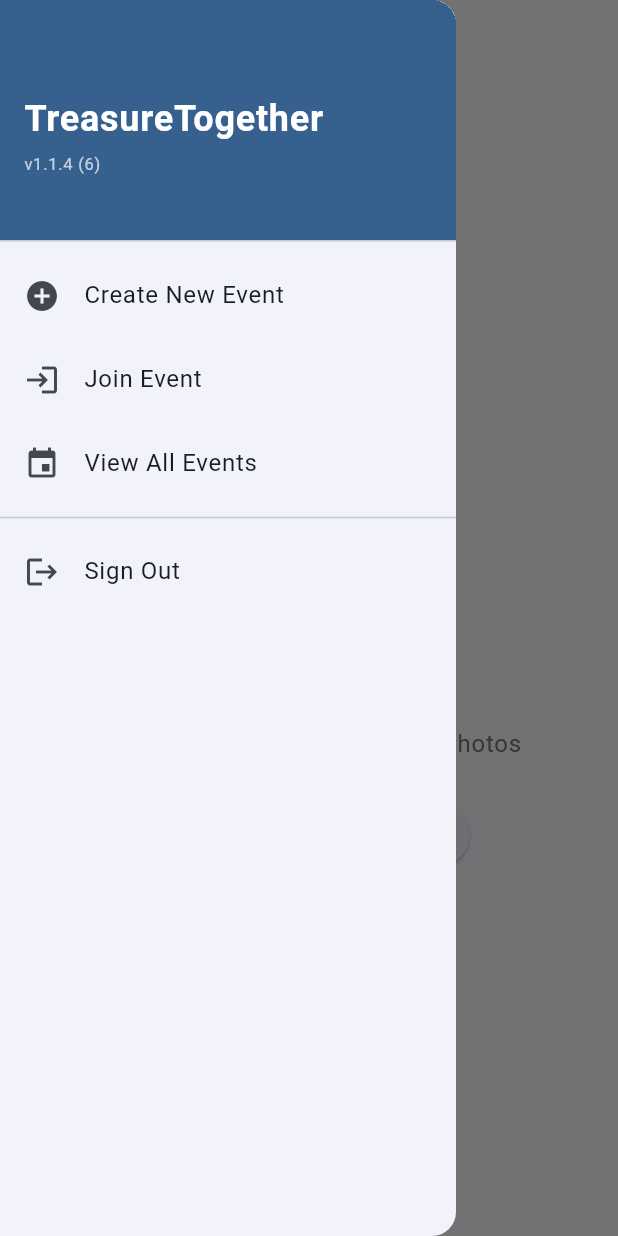
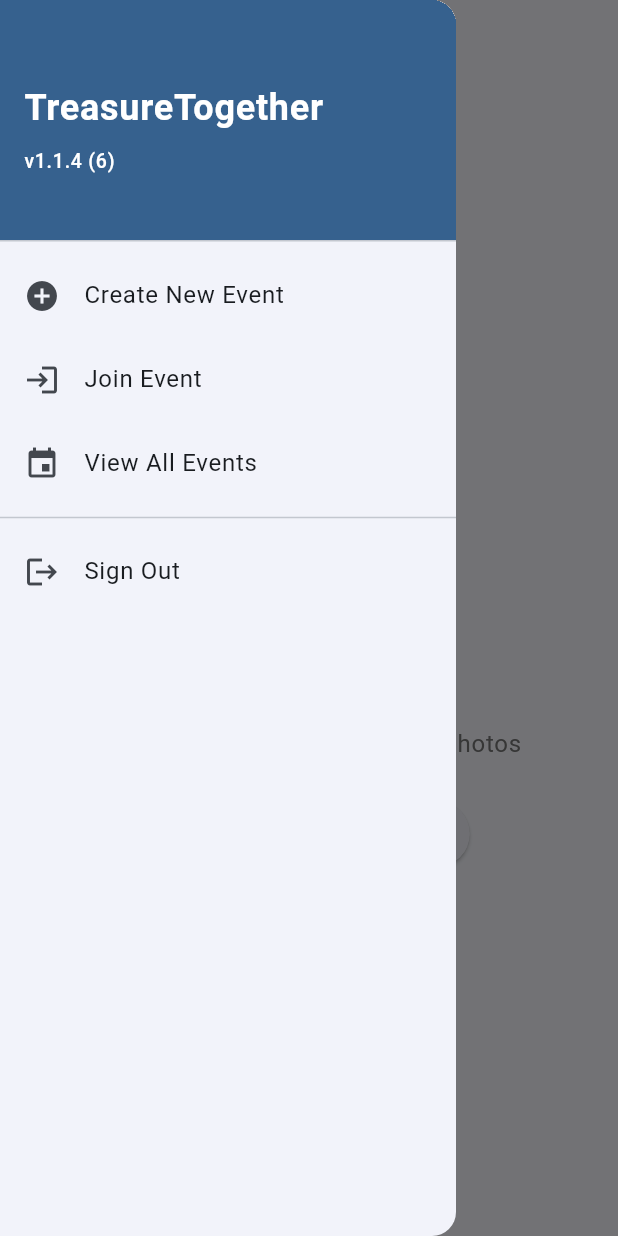
Before and after one commit to IanDowney11/TreasureTogether, a Flutter app: the screen it shows once a user with an empty profile is signed in, with the side drawer open, on a phone screen of 412 x 824 dp. Run offline on Flutter 3.47's test engine with Material 3 defaults, Android fonts, the phone set to English and light mode, and no system bars; our stand-ins replace cached_network_image, image_gallery_saver, image_picker, package_info_plus, permission_handler, shared_preferences and 1 more; accounts and stored records are empty.

Commit message:
Make version number always visible in drawer
- Version now shows even if PackageInfo fails to load
- Increased font size from 11 to 13px
- Changed color from white70 to white for better visibility
- Added font weight (w500) for emphasis
- Fallback shows v1.1.4 (6) • Web if PackageInfo doesn't load

🤖 Generated with [Claude Code](https://claude.com/claude-code)

Co-Authored-By: Claude <noreply@anthropic.com>

```diff
--- a/lib/screens/camera/camera_screen.dart
+++ b/lib/screens/camera/camera_screen.dart
@@ -162,17 +162,20 @@ class _CameraScreenState extends State<CameraScreen> {
                         fontWeight: FontWeight.bold,
                       ),
                     ),
-                    const SizedBox(height: 4),
+                    const SizedBox(height: 8),
                     FutureBuilder<PackageInfo>(
                       future: PackageInfo.fromPlatform(),
                       builder: (context, snapshot) {
-                        if (!snapshot.hasData) return const SizedBox.shrink();
-                        final info = snapshot.data!;
+                        // Always show version, even if PackageInfo fails
+                        final version = snapshot.hasData
+                            ? 'v${snapshot.data!.version} (${snapshot.data!.buildNumber})${kIsWeb ? ' • Web' : ''}'
+                            : 'v1.1.4 (6) • Web';
                         return Text(
-                          'v${info.version} (${info.buildNumber})${kIsWeb ? ' • Web' : ''}',
+                          version,
                           style: const TextStyle(
-                            color: Colors.white70,
-                            fontSize: 11,
+                            color: Colors.white,
+                            fontSize: 13,
+                            fontWeight: FontWeight.w500,
                           ),
                         );
                       },
```
